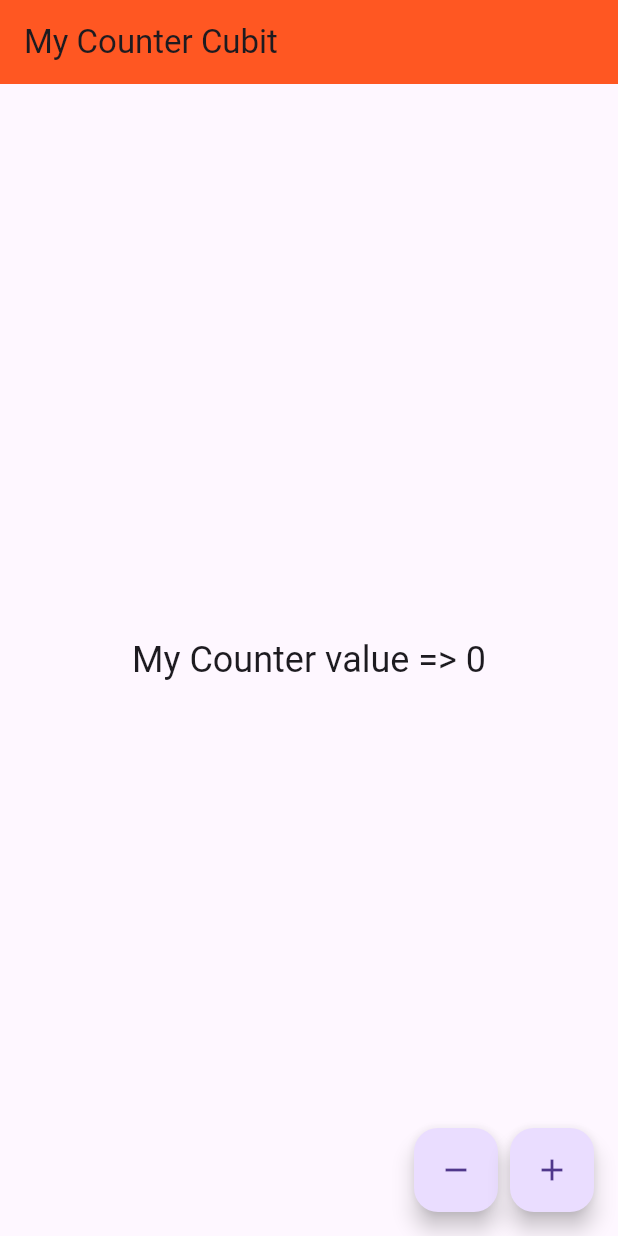
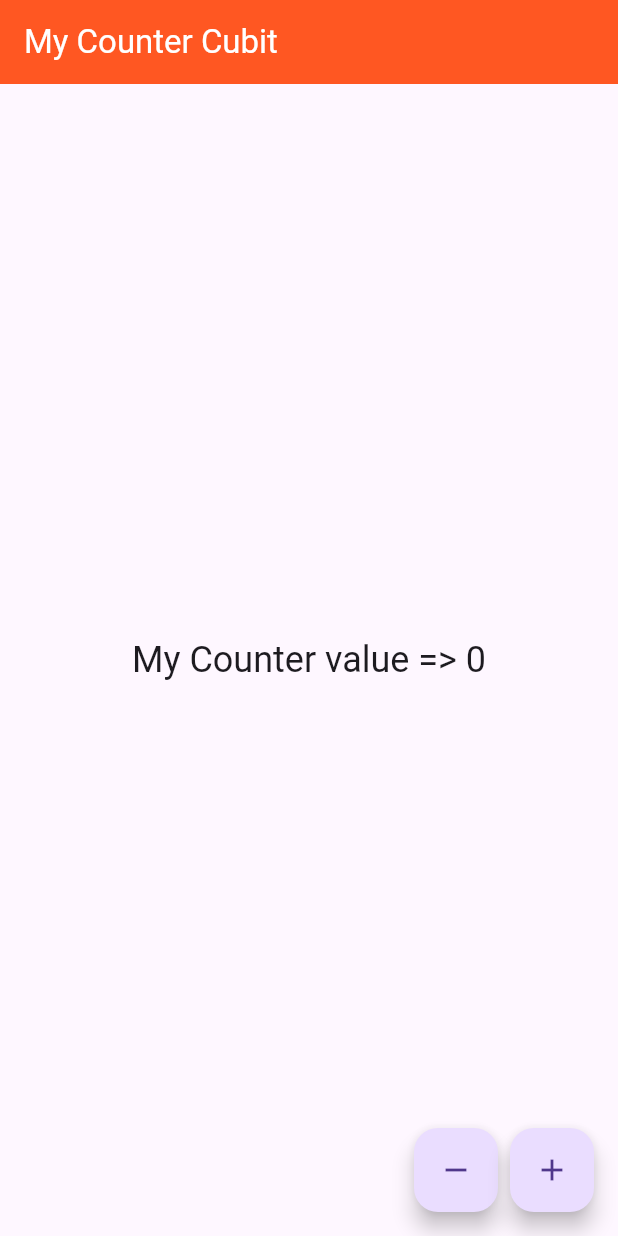
Before and after one commit to UKit00/state_management_app, a Flutter app: the screen it shows after launch, on a phone screen of 412 x 824 dp. Run offline on Flutter 3.47's test engine with Material 3 defaults, Android fonts, the phone set to English and light mode, and no system bars; our stand-ins replace bloc, flutter_bloc.

Commit message:
Couleur title dans l'appBar

```diff
--- a/lib/main.dart
+++ b/lib/main.dart
@@ -17,6 +17,7 @@ class MyApp1 extends StatelessWidget {
       theme: ThemeData(
         primarySwatch: Colors.deepOrange,
         primaryColor: Colors.deepOrange,
+        indicatorColor: Colors.white,
       ),
       routes: {
         "/": (context) => CounterPage(),
@@ -40,6 +41,7 @@ class MyApp extends StatelessWidget {
         theme: ThemeData(
           primarySwatch: Colors.deepOrange,
           primaryColor: Colors.deepOrange,
+          indicatorColor: Colors.white,
         ),
         routes: {
           "/": (context) => CounterBlocPage(),
--- a/lib/pages/counter.bloc.page.dart
+++ b/lib/pages/counter.bloc.page.dart
@@ -12,7 +12,10 @@ class CounterBlocPage extends StatelessWidget {
     return Scaffold(
       appBar: AppBar(
         backgroundColor: Theme.of(context).primaryColor,
-        title: Text('My Counter Cubit'),
+        title: Text('My Counter Cubit',
+            style: TextStyle(
+              color: Theme.of(context).indicatorColor,
+            )),
       ),
       body: BlocBuilder<CounterBloc, int>(
         builder: (context, state) {
```
